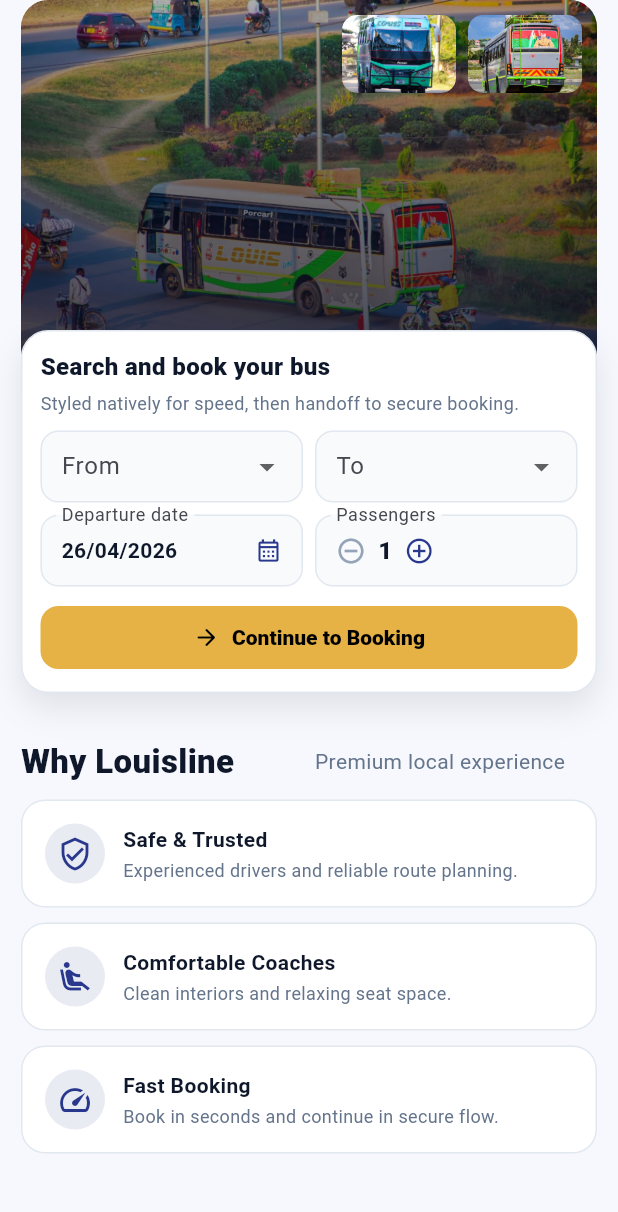
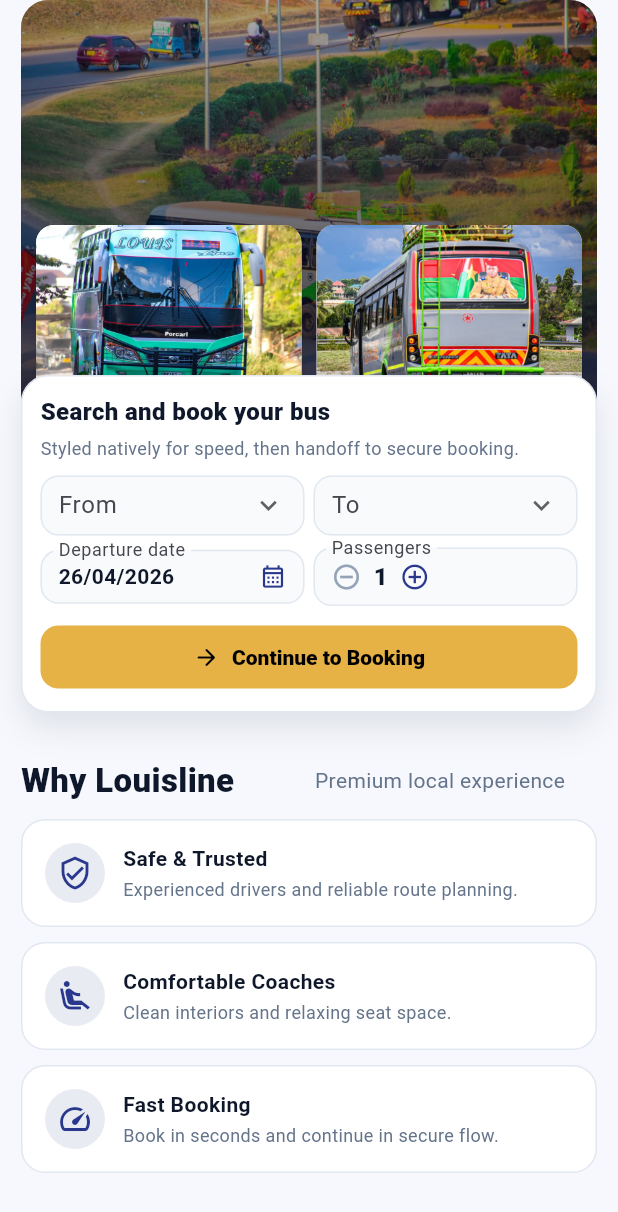
Before and after one commit to Dawinz/louisline-mobile-app, a Flutter app: the HomePage widget shown alone on an empty page, opened directly, on a phone screen of 412 x 824 dp. Shown: the top 1212 px of the screen. Run offline on Flutter 3.47's test engine with Material 3 defaults, Android fonts, the phone set to English and light mode, and no system bars; our stand-ins replace webview_flutter.

Commit message:
Enlarge homepage hero photos and fix booking row overflow
Made-with: Cursor

```diff
--- a/lib/features/home/home_page.dart
+++ b/lib/features/home/home_page.dart
@@ -73,7 +73,7 @@ class _HomePageState extends State<HomePage> {
               children: [
                 FadeSlideIn(
                   child: SizedBox(
-                    height: 250,
+                    height: 280,
                     child: ClipRRect(
                       borderRadius: BorderRadius.circular(18),
                       child: Stack(
@@ -89,16 +89,27 @@ class _HomePageState extends State<HomePage> {
                               ),
                             ),
                           ),
-                          Align(
-                            alignment: Alignment.topRight,
+                          Positioned(
+                            left: 0,
+                            right: 0,
+                            bottom: 0,
                             child: Padding(
-                              padding: const EdgeInsets.all(10),
+                              padding: const EdgeInsets.fromLTRB(10, 0, 10, 12),
                               child: Row(
-                                mainAxisSize: MainAxisSize.min,
                                 children: [
-                                  _heroThumb('assets/images/hero_1.jpeg'),
-                                  const SizedBox(width: 8),
-                                  _heroThumb('assets/images/hero_2.jpeg'),
+                                  Expanded(
+                                    child: _heroThumb(
+                                      'assets/images/hero_1.jpeg',
+                                      height: 118,
+                                    ),
+                                  ),
+                                  const SizedBox(width: 10),
+                                  Expanded(
+                                    child: _heroThumb(
+                                      'assets/images/hero_2.jpeg',
+                                      height: 118,
+                                    ),
+                                  ),
                                 ],
                               ),
                             ),
@@ -168,14 +179,16 @@ class _HomePageState extends State<HomePage> {
     );
   }
 
-  Widget _heroThumb(String assetPath) {
-    return ClipRRect(
-      borderRadius: BorderRadius.circular(10),
-      child: Image.asset(
-        assetPath,
-        width: 76,
-        height: 52,
-        fit: BoxFit.cover,
+  Widget _heroThumb(String assetPath, {required double height}) {
+    return Material(
+      elevation: 6,
+      shadowColor: Colors.black54,
+      borderRadius: BorderRadius.circular(12),
+      clipBehavior: Clip.antiAlias,
+      child: SizedBox(
+        width: double.infinity,
+        height: height,
+        child: Image.asset(assetPath, fit: BoxFit.cover),
       ),
     );
   }
@@ -287,14 +300,37 @@ class _BookingNativeCard extends StatelessWidget {
               children: [
                 Expanded(
                   child: DropdownButtonFormField<String>(
+                    isDense: true,
                     initialValue: from,
+                    style: const TextStyle(
+                      fontSize: 13,
+                      fontWeight: FontWeight.w600,
+                      color: Color(0xFF0F172A),
+                    ),
+                    icon: const Icon(Icons.expand_more, size: 22),
                     decoration: _fieldDecoration(context.t('from')),
+                    selectedItemBuilder: (context) => locations.entries
+                        .map(
+                          (entry) => Align(
+                            alignment: AlignmentDirectional.centerStart,
+                            child: Text(
+                              entry.value,
+                              maxLines: 1,
+                              overflow: TextOverflow.ellipsis,
+                            ),
+                          ),
+                        )
+                        .toList(),
                     items: locations
                         .entries
                         .map(
                           (entry) => DropdownMenuItem(
                             value: entry.key,
-                            child: Text(entry.value),
+                            child: Text(
+                              entry.value,
+                              maxLines: 2,
+                              overflow: TextOverflow.ellipsis,
+                            ),
                           ),
                         )
                         .toList(),
@@ -303,17 +339,40 @@ class _BookingNativeCard extends StatelessWidget {
                         value == null ? context.t('selectOrigin') : null,
                   ),
                 ),
-                const SizedBox(width: 8),
+                const SizedBox(width: 6),
                 Expanded(
                   child: DropdownButtonFormField<String>(
+                    isDense: true,
                     initialValue: to,
+                    style: const TextStyle(
+                      fontSize: 13,
+                      fontWeight: FontWeight.w600,
+                      color: Color(0xFF0F172A),
+                    ),
+                    icon: const Icon(Icons.expand_more, size: 22),
                     decoration: _fieldDecoration(context.t('to')),
+                    selectedItemBuilder: (context) => locations.entries
+                        .map(
+                          (entry) => Align(
+                            alignment: AlignmentDirectional.centerStart,
+                            child: Text(
+                              entry.value,
+                              maxLines: 1,
+                              overflow: TextOverflow.ellipsis,
+                            ),
+                          ),
+                        )
+                        .toList(),
                     items: locations
                         .entries
                         .map(
                           (entry) => DropdownMenuItem(
                             value: entry.key,
-                            child: Text(entry.value),
+                            child: Text(
+                              entry.value,
+                              maxLines: 2,
+                              overflow: TextOverflow.ellipsis,
+                            ),
                           ),
                         )
                         .toList(),
@@ -357,7 +416,7 @@ class _BookingNativeCard extends StatelessWidget {
                     ),
                   ),
                 ),
-                const SizedBox(width: 8),
+                const SizedBox(width: 6),
                 Expanded(
                   child: InputDecorator(
                     decoration: _fieldDecoration(context.t('passengers')),
@@ -446,7 +505,8 @@ class _BookingNativeCard extends StatelessWidget {
         borderRadius: BorderRadius.circular(12),
         borderSide: const BorderSide(color: AppTheme.brandBlue, width: 1.4),
       ),
-      contentPadding: const EdgeInsets.symmetric(horizontal: 10, vertical: 10),
+      isDense: true,
+      contentPadding: const EdgeInsets.symmetric(horizontal: 8, vertical: 8),
     );
   }
 }
```
